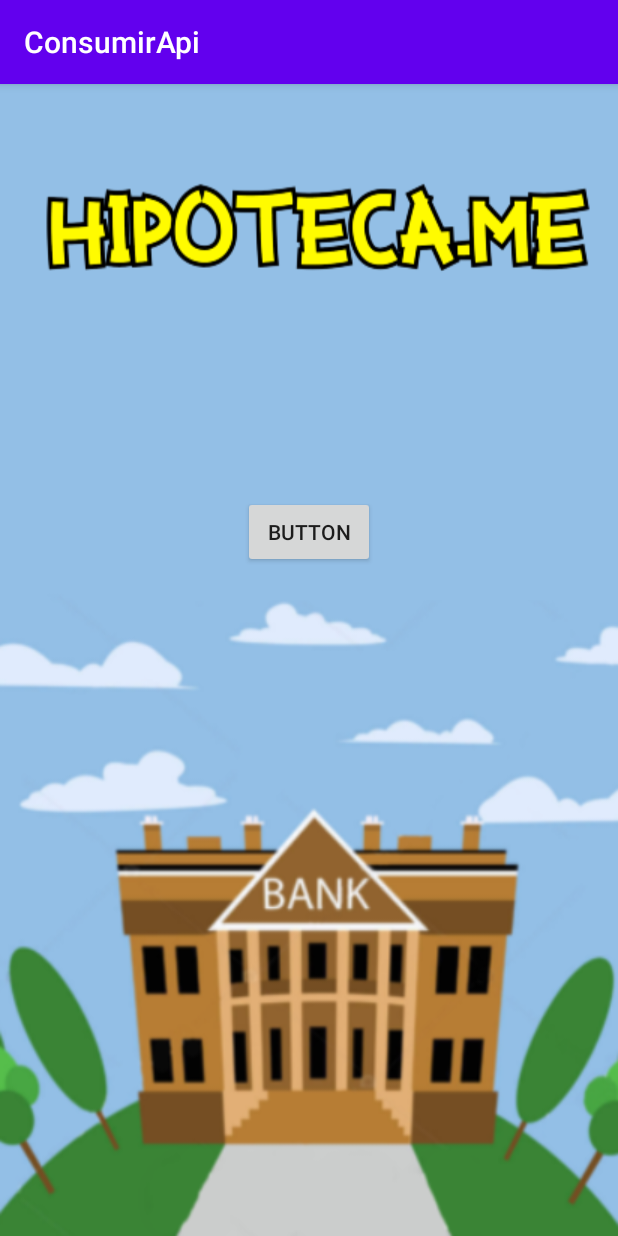
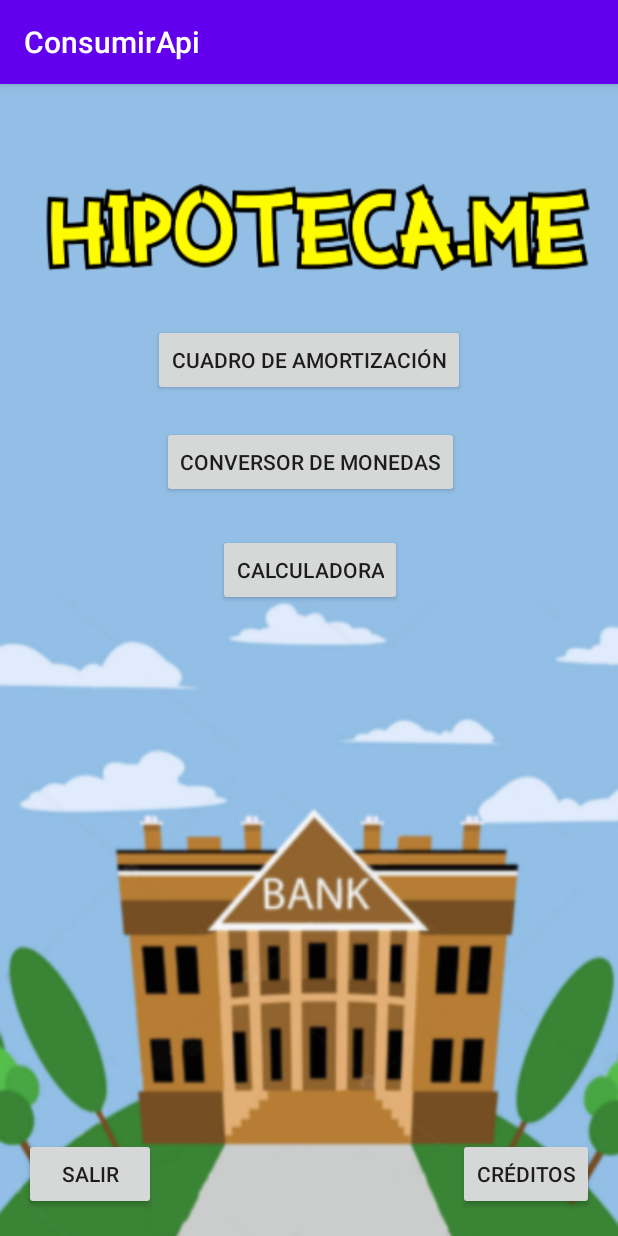
Before and after one commit to LauraSanCes/Hipoteca.Me, an Android app: the screen it shows after launch (MainActivity), on a phone screen of 412 x 824 dp. Run offline under Robolectric (Android 15) with nearby library versions, the phone set to English and light mode, and no system bars.

Commit message:
Botones EXIT y CREDITOS - Julio

```diff
--- a/app/src/main/AndroidManifest.xml
+++ b/app/src/main/AndroidManifest.xml
@@ -1,7 +1,9 @@
 <?xml version="1.0" encoding="utf-8"?>
 <manifest xmlns:android="http://schemas.android.com/apk/res/android"
     package="com.example.consumirapi">
-<uses-permission android:name="android.permission.INTERNET"></uses-permission>
+
+    <uses-permission android:name="android.permission.INTERNET" />
+
     <application
         android:allowBackup="true"
         android:icon="@mipmap/ic_launcher"
@@ -9,6 +11,7 @@
         android:roundIcon="@mipmap/ic_launcher_round"
         android:supportsRtl="true"
         android:theme="@style/AppTheme">
+        <activity android:name=".Screen_credits"></activity>
         <activity android:name=".MainActivity">
             <intent-filter>
                 <action android:name="android.intent.action.MAIN" />
--- a/app/src/main/java/com/example/consumirapi/MainActivity.java
+++ b/app/src/main/java/com/example/consumirapi/MainActivity.java
@@ -1,14 +1,56 @@
 package com.example.consumirapi;
 
 import androidx.appcompat.app.AppCompatActivity;
+
+import android.content.Intent;
 import android.os.Bundle;
+import android.view.View;
+import android.widget.Button;
 
-public class MainActivity extends AppCompatActivity {
+public class MainActivity extends AppCompatActivity
+{
+
+    Button amort, conversor, calculadora, exit, creditos;
+
 
     @Override
-    protected void onCreate(Bundle savedInstanceState) {
+    protected void onCreate(Bundle savedInstanceState)
+    {
         super.onCreate(savedInstanceState);
         setContentView(R.layout.activity_main);
 
+        amort = findViewById(R.id.btn_amort);
+        conversor = findViewById(R.id.btn_conver);
+        calculadora = findViewById(R.id.btn_calc);
+        exit = findViewById(R.id.btn_exit);
+        creditos = findViewById(R.id.btn_cred);
+    }
+
+
+   public void onClickAmort(View v)
+   {
+
+   }
+
+    public void onClickConver(View v)
+    {
+
+    }
+
+    public void onClickCalc(View v)
+    {
+
+    }
+
+    public void onClickExit(View v)
+    {
+        System.exit(0);
+    }
+
+    public void onClickCredit(View v)
+    {
+        Intent i = new Intent(this, Screen_credits.class);
+
+        startActivity(i);
     }
 }
--- /dev/null
+++ b/app/src/main/java/com/example/consumirapi/Screen_credits.java
@@ -0,0 +1,14 @@
+package com.example.consumirapi;
+
+import androidx.appcompat.app.AppCompatActivity;
+
+import android.os.Bundle;
+
+public class Screen_credits extends AppCompatActivity {
+
+    @Override
+    protected void onCreate(Bundle savedInstanceState) {
+        super.onCreate(savedInstanceState);
+        setContentView(R.layout.activity_screen_credits);
+    }
+}
--- a/app/src/main/res/layout/activity_main.xml
+++ b/app/src/main/res/layout/activity_main.xml
@@ -5,21 +5,64 @@
     android:layout_width="match_parent"
     android:layout_height="match_parent"
     android:background="@drawable/main_fond"
-    tools:context=".MainActivity" >
+    tools:context=".MainActivity">
 
     <Button
-        android:id="@+id/button"
+        android:id="@+id/btn_amort"
         android:layout_width="wrap_content"
         android:layout_height="wrap_content"
-        android:layout_marginStart="162dp"
-        android:layout_marginLeft="162dp"
-        android:layout_marginTop="256dp"
-        android:layout_marginEnd="162dp"
-        android:layout_marginRight="162dp"
-        android:layout_marginBottom="427dp"
-        android:text="Button"
-        app:layout_constraintBottom_toBottomOf="parent"
+        android:layout_marginTop="160dp"
+        android:onClick="onClickAmort"
+        android:text="Cuadro de Amortización"
         app:layout_constraintEnd_toEndOf="parent"
         app:layout_constraintStart_toStartOf="parent"
         app:layout_constraintTop_toTopOf="parent" />
+
+    <Button
+        android:id="@+id/btn_conver"
+        android:layout_width="wrap_content"
+        android:layout_height="wrap_content"
+        android:layout_marginTop="20dp"
+        android:layout_marginEnd="4dp"
+        android:layout_marginRight="4dp"
+        android:onClick="onClickConver"
+        android:text="Conversor de Monedas"
+        app:layout_constraintEnd_toEndOf="@+id/btn_amort"
+        app:layout_constraintTop_toBottomOf="@+id/btn_amort" />
+
+    <Button
+        android:id="@+id/btn_calc"
+        android:layout_width="wrap_content"
+        android:layout_height="wrap_content"
+        android:layout_marginStart="37dp"
+        android:layout_marginLeft="37dp"
+        android:layout_marginTop="24dp"
+        android:onClick="onClickCalc"
+        android:text="Calculadora"
+        app:layout_constraintStart_toStartOf="@+id/btn_conver"
+        app:layout_constraintTop_toBottomOf="@+id/btn_conver" />
+
+    <Button
+        android:id="@+id/btn_exit"
+        android:layout_width="wrap_content"
+        android:layout_height="wrap_content"
+        android:layout_marginStart="16dp"
+        android:layout_marginLeft="16dp"
+        android:layout_marginBottom="17dp"
+        android:onClick="onClickExit"
+        android:text="Salir"
+        app:layout_constraintBottom_toBottomOf="parent"
+        app:layout_constraintStart_toStartOf="parent" />
+
+    <Button
+        android:id="@+id/btn_cred"
+        android:layout_width="wrap_content"
+        android:layout_height="wrap_content"
+        android:layout_marginEnd="16dp"
+        android:layout_marginRight="16dp"
+        android:layout_marginBottom="17dp"
+        android:onClick="onClickCredit"
+        android:text="Créditos"
+        app:layout_constraintBottom_toBottomOf="parent"
+        app:layout_constraintEnd_toEndOf="parent" />
 </androidx.constraintlayout.widget.ConstraintLayout>
--- /dev/null
+++ b/app/src/main/res/layout/activity_screen_credits.xml
@@ -0,0 +1,8 @@
+<?xml version="1.0" encoding="utf-8"?>
+<androidx.constraintlayout.widget.ConstraintLayout xmlns:android="http://schemas.android.com/apk/res/android"
+    xmlns:app="http://schemas.android.com/apk/res-auto"
+    xmlns:tools="http://schemas.android.com/tools"
+    android:layout_width="match_parent"
+    android:layout_height="match_parent"
+    android:background="@drawable/fond_screens"
+    tools:context=".Screen_credits"/>
```
Also changed, not shown: app/src/main/res/drawable/fond_screens.png (added).
